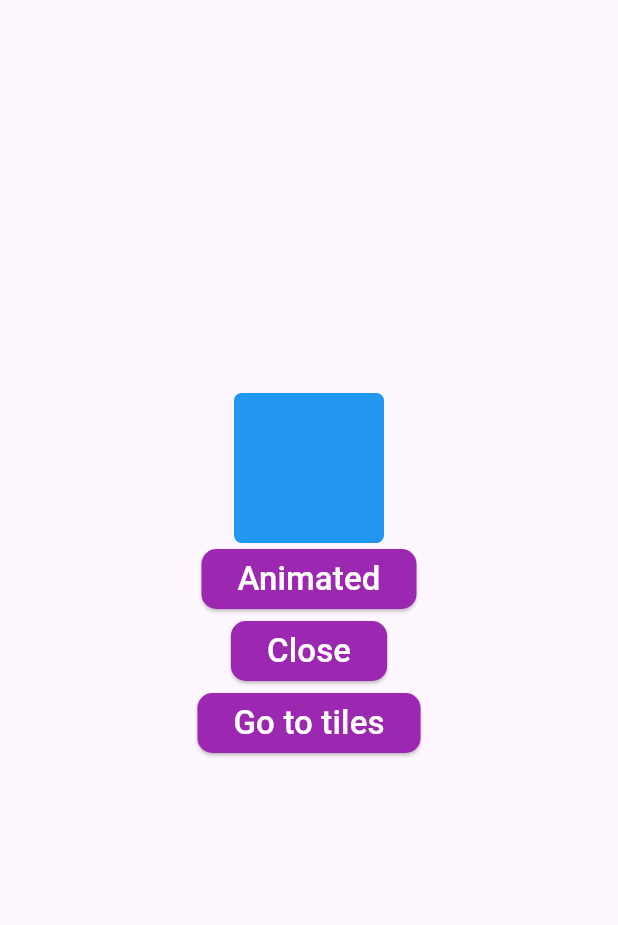
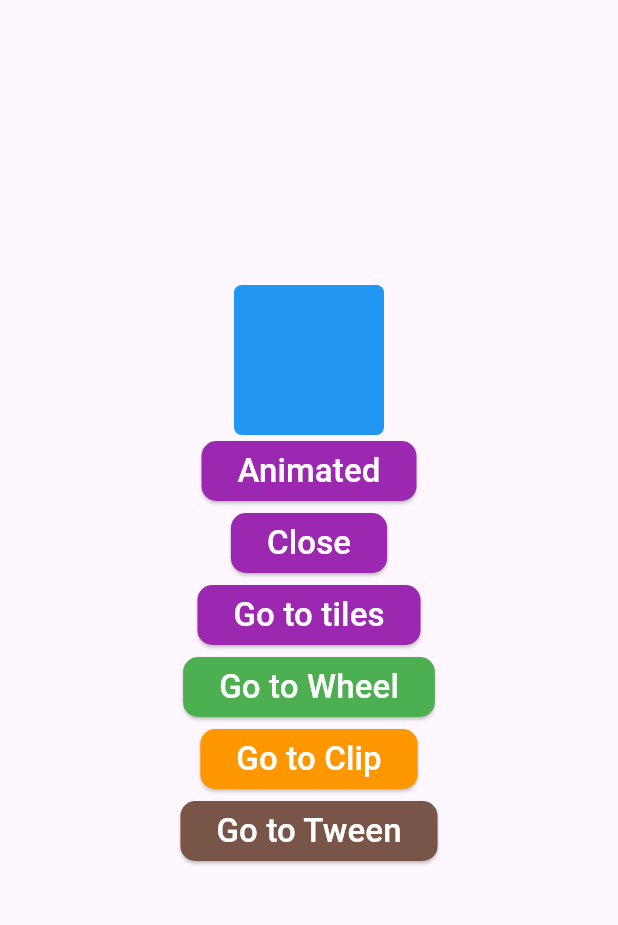
Before and after one commit to Cold-Thunder/flutter-animation, a Flutter app: the screen it shows after launch, on a phone screen of 412 x 824 dp, the part 84-1009 px from its top. Run offline on Flutter 3.47's test engine with Material 3 defaults, Android fonts, the phone set to English and light mode, and no system bars; missing offline and left inert: dart:ffi.

Commit message:
tween anim

```diff
--- a/lib/activities/MyHomePage.dart
+++ b/lib/activities/MyHomePage.dart
@@ -2,7 +2,10 @@ import 'dart:ffi';
 
 import 'package:flutter/cupertino.dart';
 import 'package:flutter/material.dart';
+import 'package:flutter_animation/activities/Clip.dart';
 import 'package:flutter_animation/activities/Tiles.dart';
+import 'package:flutter_animation/activities/TweenAnim.dart';
+import 'package:flutter_animation/activities/WheelList.dart';
 
 class Myhomepage extends StatefulWidget{
   @override
@@ -122,6 +125,48 @@ class _Myhomepage extends State<Myhomepage>{
                   MaterialPageRoute(builder: (context)=> Tiles())
                   );
                 }
+              ),
+              ElevatedButton(
+                child: const Text('Go to Wheel', style: TextStyle(fontSize: 22, color: Colors.white)),
+                style: ElevatedButton.styleFrom(
+                  backgroundColor: Colors.green,
+                  shape: RoundedRectangleBorder(
+                    borderRadius: BorderRadius.circular(10),
+                  )
+                ),
+                onPressed: (){
+                  Navigator.push(context,
+                  MaterialPageRoute(builder: (context)=>Wheel())
+                  );
+                }
+              ),
+              ElevatedButton(
+                child: const Text('Go to Clip', style: TextStyle(fontSize: 22, color: Colors.white)),
+                style: ElevatedButton.styleFrom(
+                  backgroundColor: Colors.orange,
+                  shape: RoundedRectangleBorder(
+                    borderRadius: BorderRadius.circular(10)
+                  )
+                ),
+                onPressed:(){
+                  Navigator.push(context,
+                  MaterialPageRoute(builder: (context)=>ClipCont())
+                  );
+                }
+              ),
+              ElevatedButton(
+                child: const Text('Go to Tween', style: TextStyle(fontSize: 22, color: Colors.white)),
+                style: ElevatedButton.styleFrom(
+                  backgroundColor: Colors.brown,
+                  shape: RoundedRectangleBorder(
+                    borderRadius: BorderRadius.circular(10)
+                  )
+                ),
+                onPressed: (){
+                  Navigator.push(context,
+                  MaterialPageRoute(builder: (context)=>TweenAnim())
+                  );
+                }
               )
             ]
           )
```
Also changed, not shown: lib/activities/Clip.dart (added, +25 -0 lines), lib/activities/Grad.dart (added, +21 -0 lines), lib/activities/TweenAnim.dart (added, +95 -0 lines), lib/activities/WheelList.dart (added, +43 -0 lines).
